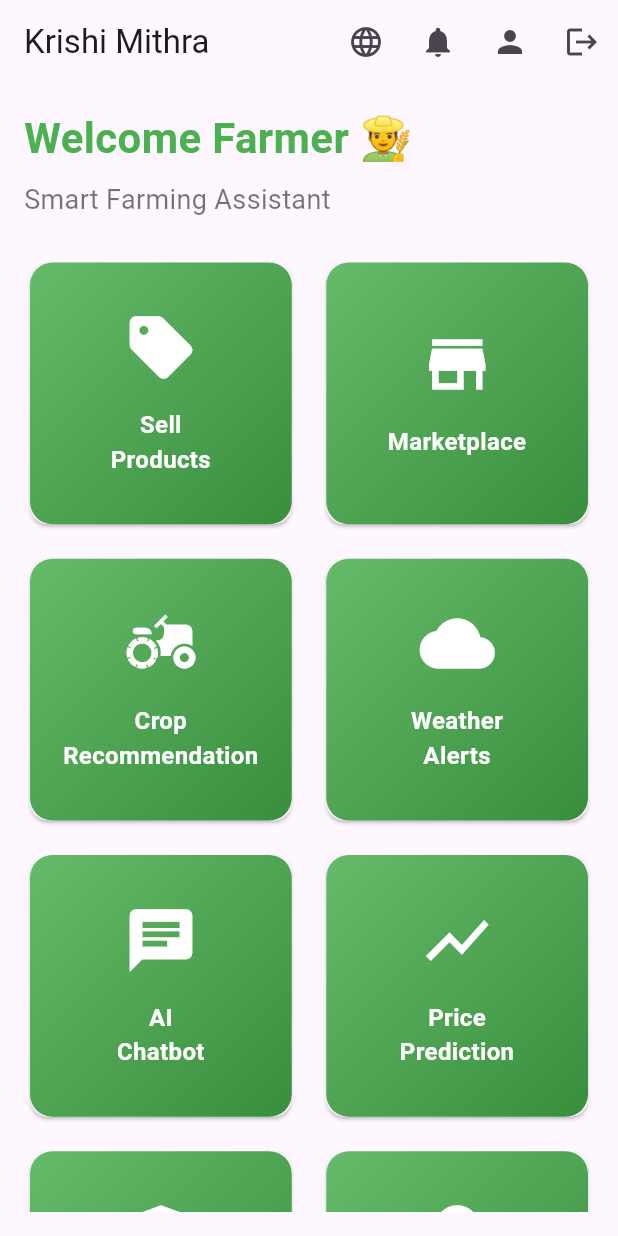
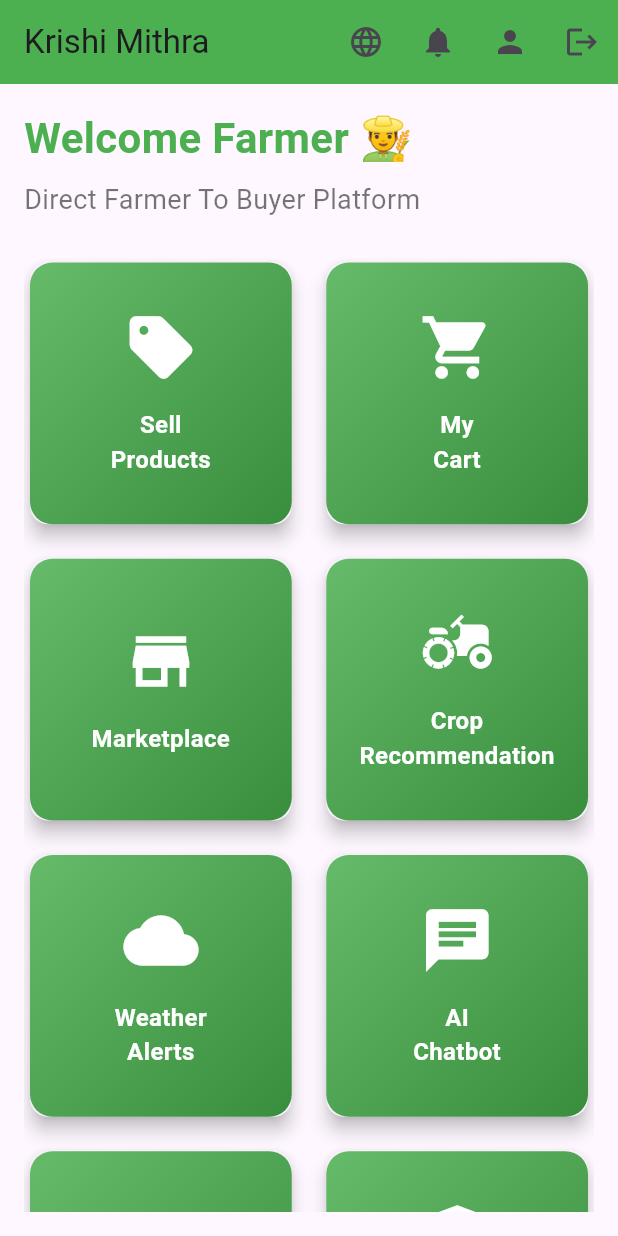
Before and after one commit to Radhakumari718/Krishi-Mitra, a Flutter app: the FarmerDashboard screen opened directly, on a phone screen of 412 x 824 dp. Run offline on Flutter 3.47's test engine with Material 3 defaults, Android fonts, the phone set to English and light mode, and no system bars.

Commit message:
Added cart feature and updated farmer dashboard for marketplace workflow

```diff
--- a/frontend/lib/screens/farmer_dashboard.dart
+++ b/frontend/lib/screens/farmer_dashboard.dart
@@ -15,92 +15,69 @@ import 'schemes_screen.dart';
 import 'soil_screen.dart';
 import 'help_support_screen.dart';
 import 'sell_product_screen.dart';
+import 'cart_screen.dart';
 
 class FarmerDashboard extends StatelessWidget {
-
-  const FarmerDashboard({
-    super.key,
-  });
+  const FarmerDashboard({super.key});
 
   @override
   Widget build(BuildContext context) {
-
     return Scaffold(
-
       appBar: AppBar(
         title: const Text("Krishi Mithra"),
-
+        backgroundColor: Colors.green,
         actions: [
-
           IconButton(
             icon: const Icon(Icons.language),
-
             onPressed: () {
-
               Navigator.push(
                 context,
-
                 MaterialPageRoute(
                   builder: (context) =>
                       const LanguageScreen(),
                 ),
               );
-
             },
           ),
 
           IconButton(
-            icon:
-                const Icon(Icons.notifications),
-
+            icon: const Icon(Icons.notifications),
             onPressed: () {
-
               Navigator.push(
                 context,
-
                 MaterialPageRoute(
                   builder: (context) =>
                       const NotificationScreen(),
                 ),
               );
-
             },
           ),
 
           IconButton(
             icon: const Icon(Icons.person),
-
             onPressed: () {
-
               Navigator.push(
                 context,
-
                 MaterialPageRoute(
                   builder: (context) =>
                       const ProfileScreen(),
                 ),
               );
-
             },
           ),
 
           IconButton(
             icon: const Icon(Icons.logout),
-
             onPressed: () {
-
               Navigator.pushReplacement(
                 context,
-
                 MaterialPageRoute(
                   builder: (context) =>
                       const LoginScreen(),
                 ),
               );
-
             },
           ),
-
         ],
       ),
 
@@ -108,7 +85,6 @@ class FarmerDashboard extends StatelessWidget {
         padding: const EdgeInsets.all(16),
 
         child: Column(
-
           crossAxisAlignment:
               CrossAxisAlignment.start,
 
@@ -116,7 +92,6 @@ class FarmerDashboard extends StatelessWidget {
 
             const Text(
               "Welcome Farmer 👨‍🌾",
-
               style: TextStyle(
                 fontSize: 28,
                 fontWeight:
@@ -128,8 +103,7 @@ class FarmerDashboard extends StatelessWidget {
             const SizedBox(height: 8),
 
             const Text(
-              "Smart Farming Assistant",
-
+              "Direct Farmer To Buyer Platform",
               style: TextStyle(
                 fontSize: 18,
                 color: Colors.black54,
@@ -139,9 +113,7 @@ class FarmerDashboard extends StatelessWidget {
             const SizedBox(height: 25),
 
             Expanded(
-
               child: GridView.count(
-
                 crossAxisCount: 2,
                 crossAxisSpacing: 15,
                 mainAxisSpacing: 15,
@@ -153,6 +125,13 @@ class FarmerDashboard extends StatelessWidget {
                     Icons.sell,
                     "Sell\nProducts",
                     const SellProductScreen(),
+                  ),
+
+                  dashboardItem(
+                    context,
+                    Icons.shopping_cart,
+                    "My\nCart",
+                    const CartScreen(),
                   ),
 
                   dashboardItem(
@@ -224,7 +203,6 @@ class FarmerDashboard extends StatelessWidget {
                     "Help &\nSupport",
                     const HelpSupportScreen(),
                   ),
-
                 ],
               ),
             ),
@@ -240,32 +218,25 @@ class FarmerDashboard extends StatelessWidget {
     String title,
     Widget screen,
   ) {
-
     return GestureDetector(
-
       onTap: () {
-
         Navigator.push(
           context,
-
           MaterialPageRoute(
             builder: (context) => screen,
           ),
         );
-
       },
 
       child: Card(
+        elevation: 5,
 
         child: Container(
-
           decoration: BoxDecoration(
-
             borderRadius:
                 BorderRadius.circular(15),
 
             gradient: LinearGradient(
-
               colors: [
                 Colors.green.shade400,
                 Colors.green.shade700,
@@ -277,7 +248,6 @@ class FarmerDashboard extends StatelessWidget {
           ),
 
           child: Column(
-
             mainAxisAlignment:
                 MainAxisAlignment.center,
 
@@ -293,7 +263,6 @@ class FarmerDashboard extends StatelessWidget {
 
               Text(
                 title,
-
                 textAlign: TextAlign.center,
 
                 style: const TextStyle(
@@ -303,7 +272,6 @@ class FarmerDashboard extends StatelessWidget {
                   color: Colors.white,
                 ),
               ),
-
             ],
           ),
         ),
```
Also changed, not shown: frontend/lib/screens/cart_screen.dart (added, +138 -0 lines).
